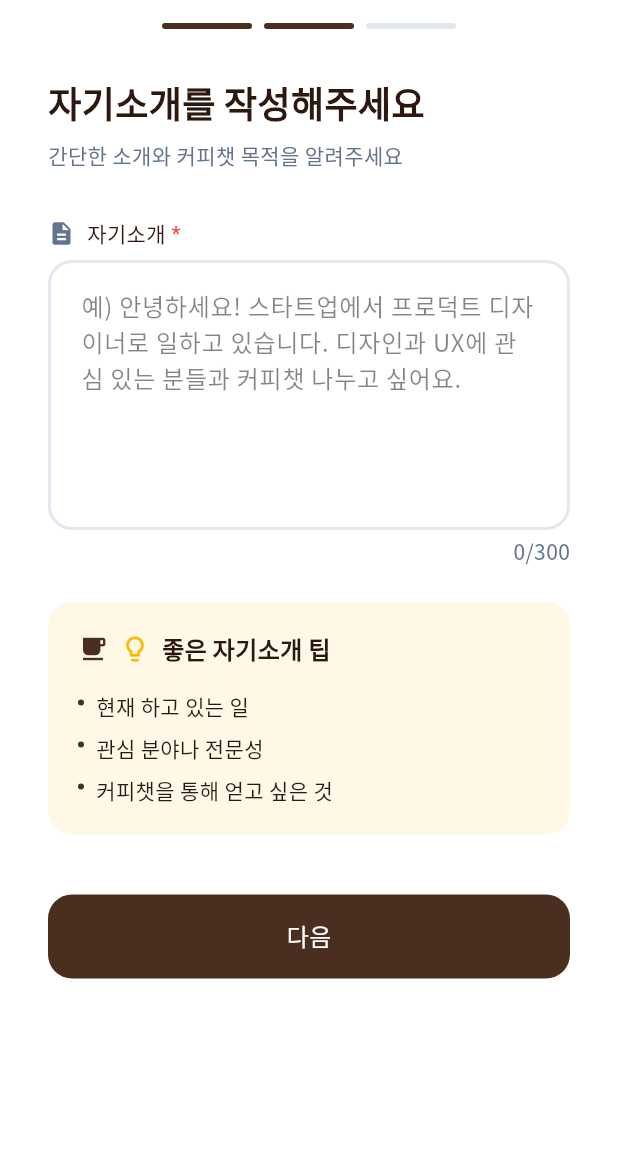
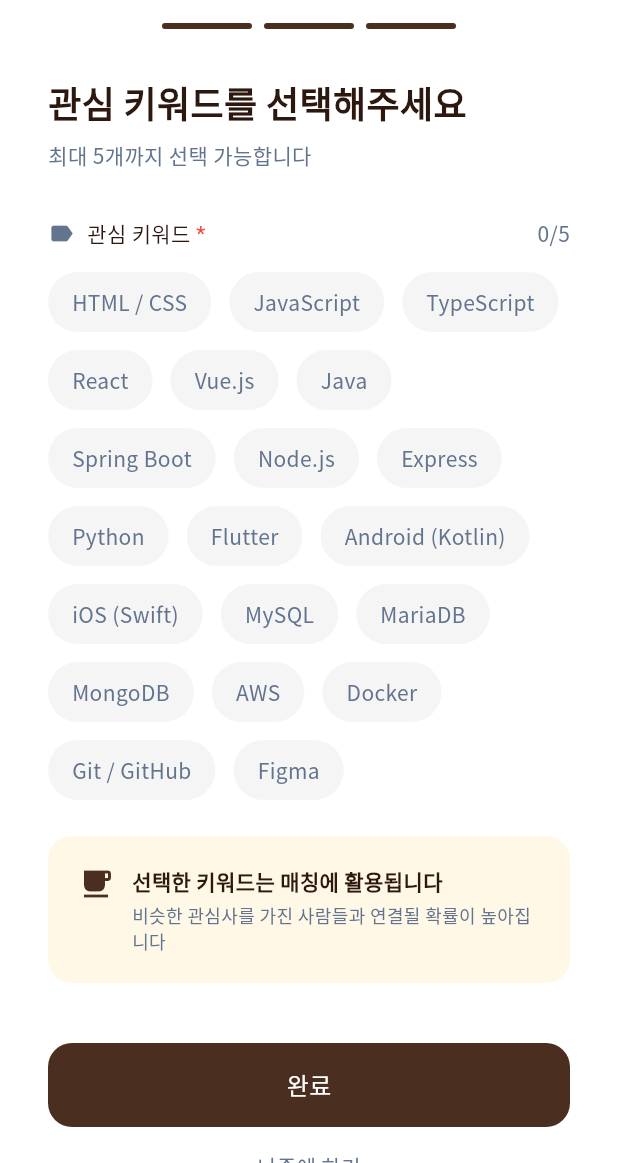
Before and after one commit to project-A-A/AA-APP, a Flutter app: the ProfileIntroScreen screen opened directly, after a tap on "다음", on a phone screen of 412 x 824 dp, the part 73-1236 px from its top. Run offline on Flutter 3.47's test engine with Material 3 defaults, Android fonts, the phone set to English and light mode, and no system bars; our stand-ins replace flutter_svg, image_picker; Roboto replaces fonts that are missing (NotoSansKR); project files that could hold a hidden picture were left out.

Commit message:
feat: 프로필 설정(기본정보·자기소개·관심키워드) UI 퍼블리싱

```diff
--- a/lib/screen/profile_setting/profile_intro.dart
+++ b/lib/screen/profile_setting/profile_intro.dart
@@ -1,4 +1,5 @@
 import 'package:flutter/material.dart';
+import 'package:project_aa/screen/profile_setting/profile_keyword.dart';
 
 class ProfileIntroScreen extends StatefulWidget {
   const ProfileIntroScreen({super.key});
@@ -111,7 +112,12 @@
               GestureDetector(
                 onTap: () {
                   // 다음 단계로 이동하는 로직
-                  // Navigator.push(context, MaterialPageRoute(builder: (context) => NextScreen()));
+                  Navigator.push(
+                    context,
+                    MaterialPageRoute(
+                      builder: (context) => ProfileKeywordScreen(),
+                    ),
+                  );
                 },
                 child: Container(
                   width: double.infinity,
@@ -195,7 +201,8 @@
                 borderSide: BorderSide.none,
                 borderRadius: BorderRadius.circular(16),
               ),
-              hintText: '예) 안녕하세요! 스타트업에서 프로덕트 디자이너로 일하고 있습니다. 디자인과 UX에 관심 있는 분들과 커피챗 나누고 싶어요.',
+              hintText:
+                  '예) 안녕하세요! 스타트업에서 프로덕트 디자이너로 일하고 있습니다. 디자인과 UX에 관심 있는 분들과 커피챗 나누고 싶어요.',
               hintStyle: TextStyle(
                 fontWeight: FontWeight.w400,
                 fontSize: 16,
--- a/lib/screen/profile_setting/profile_keyword.dart
+++ b/lib/screen/profile_setting/profile_keyword.dart
@@ -0,0 +1,329 @@
+import 'package:flutter/material.dart';
+
+class ProfileKeywordScreen extends StatefulWidget {
+  const ProfileKeywordScreen({super.key});
+
+  @override
+  State<ProfileKeywordScreen> createState() => _ProfileKeywordScreenState();
+}
+
+class _ProfileKeywordScreenState extends State<ProfileKeywordScreen> {
+  final List<String> keywords = [
+    'HTML / CSS',
+    'JavaScript',
+    'TypeScript',
+    'React',
+    'Vue.js',
+    'Java',
+    'Spring Boot',
+    'Node.js',
+    'Express',
+    'Python',
+    'Flutter',
+    'Android (Kotlin)',
+    'iOS (Swift)',
+    'MySQL',
+    'MariaDB',
+    'MongoDB',
+    'AWS',
+    'Docker',
+    'Git / GitHub',
+    'Figma',
+  ];
+
+  final Set<String> selectedKeywords = {};
+  final int maxSelection = 5;
+
+  void _toggleKeyword(String keyword) {
+    setState(() {
+      if (selectedKeywords.contains(keyword)) {
+        selectedKeywords.remove(keyword);
+      } else {
+        if (selectedKeywords.length < maxSelection) {
+          selectedKeywords.add(keyword);
+        }
+      }
+    });
+  }
+
+  void _handleComplete() {
+    // 완료 버튼 클릭 시 처리 로직
+    // Navigator.pop(context);
+    // 또는 다음 화면으로 이동
+  }
+
+  void _handleSkip() {
+    // 나중에 하기 버튼 클릭 시 처리 로직
+    Navigator.pop(context);
+  }
+
+  @override
+  Widget build(BuildContext context) {
+    return Scaffold(
+      backgroundColor: Colors.white,
+      appBar: AppBar(
+        backgroundColor: Colors.white,
+        elevation: 0,
+        leading: IconButton(
+          icon: Icon(Icons.arrow_back_ios_new, color: Color(0xff2D1810)),
+          onPressed: () => Navigator.pop(context),
+        ),
+        centerTitle: true,
+        title: Text(
+          '프로필 설정',
+          style: TextStyle(
+            fontFamily: 'Noto Sans KR',
+            fontSize: 32,
+            fontWeight: FontWeight.w900,
+            color: Color(0xff2D1810),
+          ),
+        ),
+        bottom: PreferredSize(
+          preferredSize: Size.fromHeight(20),
+          child: Padding(
+            padding: const EdgeInsets.only(bottom: 8.0),
+            child: Row(
+              mainAxisAlignment: MainAxisAlignment.center,
+              children: [
+                Container(
+                  width: 60,
+                  height: 4,
+                  decoration: BoxDecoration(
+                    color: Color(0xff4A2E1F),
+                    borderRadius: BorderRadius.circular(2),
+                  ),
+                ),
+                SizedBox(width: 8),
+                Container(
+                  width: 60,
+                  height: 4,
+                  decoration: BoxDecoration(
+                    color: Color(0xff4A2E1F),
+                    borderRadius: BorderRadius.circular(2),
+                  ),
+                ),
+                SizedBox(width: 8),
+                Container(
+                  width: 60,
+                  height: 4,
+                  decoration: BoxDecoration(
+                    color: Color(0xff4A2E1F),
+                    borderRadius: BorderRadius.circular(2),
+                  ),
+                ),
+              ],
+            ),
+          ),
+        ),
+      ),
+      body: SingleChildScrollView(
+        child: Padding(
+          padding: const EdgeInsets.symmetric(horizontal: 32, vertical: 24),
+          child: Column(
+            crossAxisAlignment: CrossAxisAlignment.start,
+            children: [
+              Text(
+                '관심 키워드를 선택해주세요',
+                style: TextStyle(
+                  fontFamily: 'Noto Sans KR',
+                  fontSize: 24,
+                  fontWeight: FontWeight.w700,
+                  color: Color(0xff2D1810),
+                ),
+              ),
+              SizedBox(height: 8),
+              Text(
+                '최대 5개까지 선택 가능합니다',
+                style: TextStyle(
+                  fontFamily: 'Noto Sans KR',
+                  fontSize: 14,
+                  fontWeight: FontWeight.w400,
+                  color: Color(0xff62748E),
+                ),
+              ),
+              SizedBox(height: 32),
+              Row(
+                mainAxisAlignment: MainAxisAlignment.spaceBetween,
+                children: [
+                  Row(
+                    children: [
+                      Icon(
+                        Icons.label,
+                        size: 18,
+                        color: Color(0xff62748E),
+                      ),
+                      SizedBox(width: 8),
+                      Text(
+                        '관심 키워드',
+                        style: TextStyle(
+                          fontWeight: FontWeight.w400,
+                          fontSize: 14,
+                          fontFamily: 'Noto Sans KR',
+                          color: Color(0xff2D1810),
+                        ),
+                      ),
+                      Text(
+                        ' *',
+                        style: TextStyle(
+                          fontWeight: FontWeight.w400,
+                          fontSize: 14,
+                          color: Colors.red,
+                        ),
+                      ),
+                    ],
+                  ),
+                  Text(
+                    '${selectedKeywords.length}/$maxSelection',
+                    style: TextStyle(
+                      fontWeight: FontWeight.w400,
+                      fontSize: 14,
+                      fontFamily: 'Noto Sans KR',
+                      color: Color(0xff62748E),
+                    ),
+                  ),
+                ],
+              ),
+              SizedBox(height: 16),
+              Wrap(
+                spacing: 12,
+                runSpacing: 12,
+                children: keywords.map((keyword) {
+                  final isSelected = selectedKeywords.contains(keyword);
+                  final isDisabled =
+                      !isSelected && selectedKeywords.length >= maxSelection;
+
+                  return GestureDetector(
+                    onTap: isDisabled ? null : () => _toggleKeyword(keyword),
+                    child: Container(
+                      padding: EdgeInsets.symmetric(
+                        horizontal: 16,
+                        vertical: 10,
+                      ),
+                      decoration: BoxDecoration(
+                        color: isSelected
+                            ? Color(0xffF5E6D3)
+                            : Color(0xffF5F5F5),
+                        borderRadius: BorderRadius.circular(20),
+                        border: Border.all(
+                          color: isSelected
+                              ? Color(0xff4A2E1F)
+                              : Colors.transparent,
+                          width: isSelected ? 1 : 0,
+                        ),
+                      ),
+                      child: Text(
+                        keyword,
+                        style: TextStyle(
+                          fontFamily: 'Noto Sans KR',
+                          fontSize: 14,
+                          fontWeight: isSelected
+                              ? FontWeight.w600
+                              : FontWeight.w400,
+                          color: isSelected
+                              ? Color(0xff2D1810)
+                              : (isDisabled
+                              ? Color(0xffC4C4C4)
+                              : Color(0xff62748E)),
+                        ),
+                      ),
+                    ),
+                  );
+                }).toList(),
+              ),
+              SizedBox(height: 24),
+              _buildInfoBox(),
+              SizedBox(height: 40),
+              GestureDetector(
+                onTap: () {
+                  print('프로필 설정 완료');
+                 // Navigator.pushReplacement(context, MaterialPageRoute(builder: (context) => NextScreen(),));
+                },
+                child: Container(
+                  width: double.infinity,
+                  height: 56,
+                  decoration: BoxDecoration(
+                    color: Color(0xff4A2E1F),
+                    borderRadius: BorderRadius.circular(16),
+                  ),
+                  alignment: Alignment.center,
+                  child: Text(
+                    '완료',
+                    style: TextStyle(
+                      color: Colors.white,
+                      fontSize: 16,
+                      fontWeight: FontWeight.w400,
+                      fontFamily: 'Noto Sans KR',
+                    ),
+                  ),
+                ),
+              ),
+              SizedBox(height: 16),
+              Center(
+                child: GestureDetector(
+                  onTap: _handleSkip,
+                  child: Text(
+                    '나중에 하기',
+                    style: TextStyle(
+                      fontFamily: 'Noto Sans KR',
+                      fontSize: 14,
+                      fontWeight: FontWeight.w400,
+                      color: Color(0xff62748E),
+                    ),
+                  ),
+                ),
+              ),
+              SizedBox(height: 24),
+            ],
+          ),
+        ),
+      ),
+    );
+  }
+
+  Widget _buildInfoBox() {
+    return Container(
+      padding: EdgeInsets.all(20),
+      decoration: BoxDecoration(
+        color: Color(0xffFFF8E7),
+        borderRadius: BorderRadius.circular(16),
+      ),
+      child: Row(
+        crossAxisAlignment: CrossAxisAlignment.start,
+        children: [
+          Icon(
+            Icons.local_cafe,
+            color: Color(0xff4A2E1F),
+            size: 24,
+          ),
+          SizedBox(width: 12),
+          Expanded(
+            child: Column(
+              crossAxisAlignment: CrossAxisAlignment.start,
+              children: [
+                Text(
+                  '선택한 키워드는 매칭에 활용됩니다',
+                  style: TextStyle(
+                    fontFamily: 'Noto Sans KR',
+                    fontSize: 14,
+                    fontWeight: FontWeight.w600,
+                    color: Color(0xff2D1810),
+                  ),
+                ),
+                SizedBox(height: 4),
+                Text(
+                  '비슷한 관심사를 가진 사람들과 연결될 확률이 높아집니다',
+                  style: TextStyle(
+                    fontFamily: 'Noto Sans KR',
+                    fontSize: 12,
+                    fontWeight: FontWeight.w400,
+                    color: Color(0xff62748E),
+                  ),
+                ),
+              ],
+            ),
+          ),
+        ],
+      ),
+    );
+  }
+}
--- a/lib/screen/register.dart
+++ b/lib/screen/register.dart
@@ -1,6 +1,5 @@
 import 'package:flutter/material.dart';
 import 'package:project_aa/screen/profile_setting/profile_info.dart';
-import 'package:project_aa/screen/profile_setting/profile_keyword.dart';
 import 'package:project_aa/utils/utils.dart';
 
 class RegisterScreen extends StatefulWidget {
@@ -121,7 +120,7 @@
                       Navigator.push(
                         context,
                         MaterialPageRoute(
-                          builder: (context) => ProfileKeywordScreen(),
+                          builder: (context) => ProfileInfoScreen(),
                         ),
                       );
                     },
```
